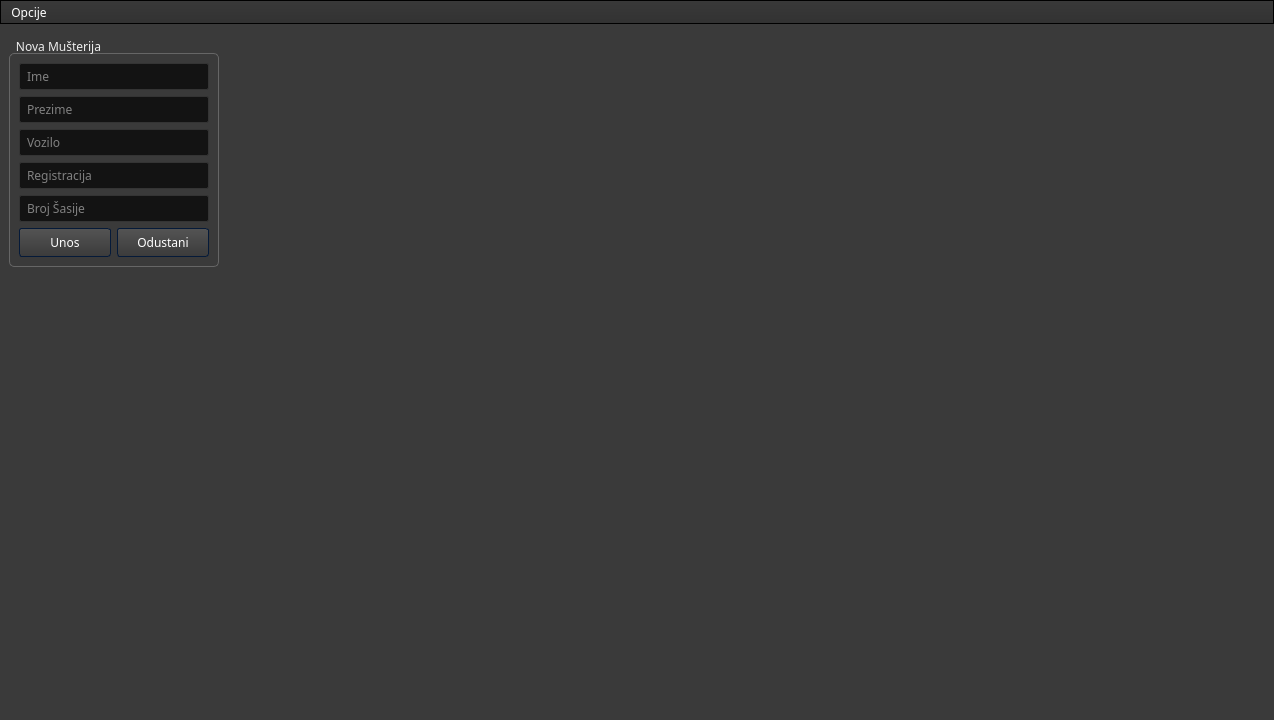
This is untitled.ui in 4ntim4tter/Budget-Flow as Qt 5 draws it before an edit. The edited form follows.
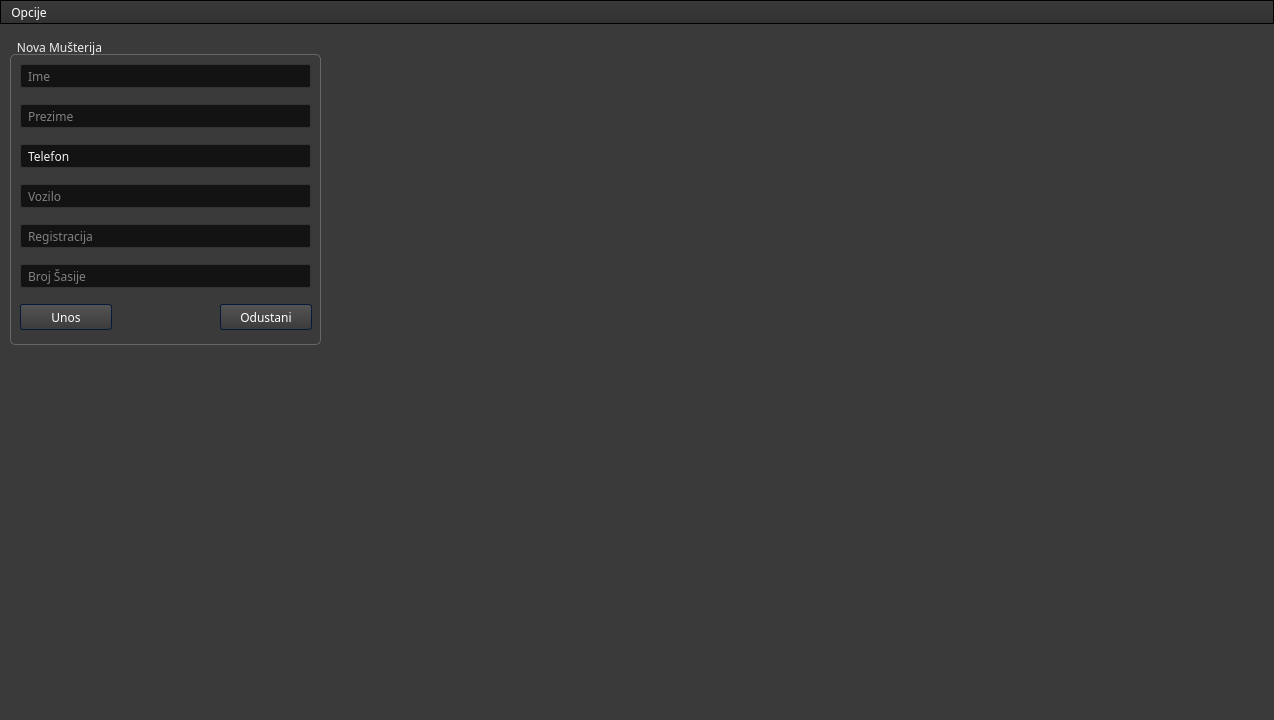
This is the edited form. Icons and pictures are not drawn.

What changed in the file:
```diff
--- a/untitled.ui
+++ b/untitled.ui
@@ -13,18 +13,6 @@
     <height>720</height>
    </rect>
   </property>
-  <property name="minimumSize">
-   <size>
-    <width>320</width>
-    <height>240</height>
-   </size>
-  </property>
-  <property name="maximumSize">
-   <size>
-    <width>1274</width>
-    <height>720</height>
-   </size>
-  </property>
   <property name="font">
    <font>
     <family>Audiowide</family>
@@ -1024,9 +1012,27 @@
 </string>
   </property>
   <widget class="QWidget" name="centralwidget">
-   <layout class="QFormLayout" name="formLayout">
-    <item row="0" column="0">
      <widget class="QGroupBox" name="customer_entry_box">
+    <property name="geometry">
+     <rect>
+      <x>10</x>
+      <y>10</y>
+      <width>311</width>
+      <height>311</height>
+     </rect>
+    </property>
+    <property name="sizeIncrement">
+     <size>
+      <width>5</width>
+      <height>5</height>
+     </size>
+    </property>
+    <property name="baseSize">
+     <size>
+      <width>311</width>
+      <height>311</height>
+     </size>
+    </property>
       <property name="font">
        <font>
         <family>Audiowide</family>
@@ -1045,9 +1051,15 @@
       <property name="checkable">
        <bool>false</bool>
       </property>
-      <layout class="QGridLayout" name="gridLayout">
-       <item row="0" column="0" colspan="2">
         <widget class="QLineEdit" name="add_customer_name">
+     <property name="geometry">
+      <rect>
+       <x>10</x>
+       <y>30</y>
+       <width>291</width>
+       <height>24</height>
+      </rect>
+     </property>
          <property name="font">
           <font>
            <family>Audiowide</family>
@@ -1058,9 +1070,15 @@
           <string>Ime</string>
          </property>
         </widget>
-       </item>
-       <item row="1" column="0" colspan="2">
         <widget class="QLineEdit" name="add_customer_surname">
+     <property name="geometry">
+      <rect>
+       <x>10</x>
+       <y>70</y>
+       <width>291</width>
+       <height>24</height>
+      </rect>
+     </property>
          <property name="font">
           <font>
            <family>Audiowide</family>
@@ -1071,9 +1089,15 @@
           <string>Prezime</string>
          </property>
         </widget>
-       </item>
-       <item row="2" column="0" colspan="2">
         <widget class="QLineEdit" name="add_customer_vehicle">
+     <property name="geometry">
+      <rect>
+       <x>10</x>
+       <y>150</y>
+       <width>291</width>
+       <height>24</height>
+      </rect>
+     </property>
          <property name="font">
           <font>
            <family>Audiowide</family>
@@ -1087,9 +1111,15 @@
           <string>Vozilo</string>
          </property>
         </widget>
-       </item>
-       <item row="3" column="0" colspan="2">
         <widget class="QLineEdit" name="add_customer_registration">
+     <property name="geometry">
+      <rect>
+       <x>10</x>
+       <y>190</y>
+       <width>291</width>
+       <height>24</height>
+      </rect>
+     </property>
          <property name="font">
           <font>
            <family>Audiowide</family>
@@ -1106,9 +1136,15 @@
           <string>Registracija</string>
          </property>
         </widget>
-       </item>
-       <item row="4" column="0" colspan="2">
         <widget class="QLineEdit" name="add_customer_chasis">
+     <property name="geometry">
+      <rect>
+       <x>10</x>
+       <y>230</y>
+       <width>291</width>
+       <height>24</height>
+      </rect>
+     </property>
          <property name="font">
           <font>
            <family>Audiowide</family>
@@ -1125,9 +1161,15 @@
           <string>Broj Šasije</string>
          </property>
         </widget>
-       </item>
-       <item row="5" column="0">
         <widget class="QPushButton" name="save_new_customer_button">
+     <property name="geometry">
+      <rect>
+       <x>10</x>
+       <y>270</y>
+       <width>92</width>
+       <height>26</height>
+      </rect>
+     </property>
          <property name="font">
           <font>
            <family>Audiowide</family>
@@ -1138,9 +1180,15 @@
           <string>Unos</string>
          </property>
         </widget>
-       </item>
-       <item row="5" column="1">
         <widget class="QPushButton" name="cancel_new_customer_button">
+     <property name="geometry">
+      <rect>
+       <x>210</x>
+       <y>270</y>
+       <width>92</width>
+       <height>26</height>
+      </rect>
+     </property>
          <property name="font">
           <font>
            <family>Audiowide</family>
@@ -1151,11 +1199,29 @@
           <string>Odustani</string>
          </property>
         </widget>
-       </item>
-      </layout>
-     </widget>
-    </item>
-   </layout>
+    <widget class="QLineEdit" name="add_customer_phone">
+     <property name="geometry">
+      <rect>
+       <x>10</x>
+       <y>110</y>
+       <width>291</width>
+       <height>24</height>
+      </rect>
+     </property>
+     <property name="font">
+      <font>
+       <family>Audiowide</family>
+       <pointsize>9</pointsize>
+      </font>
+     </property>
+     <property name="text">
+      <string>Telefon</string>
+     </property>
+     <property name="placeholderText">
+      <string>Prezime</string>
+     </property>
+    </widget>
+   </widget>
   </widget>
   <widget class="QStatusBar" name="statusBar"/>
   <widget class="QMenuBar" name="menu_bar">
```
Left out of the diff: 2 changed lines with no effect on the pictures. Lines whose indentation alone changed are shown as unchanged.
